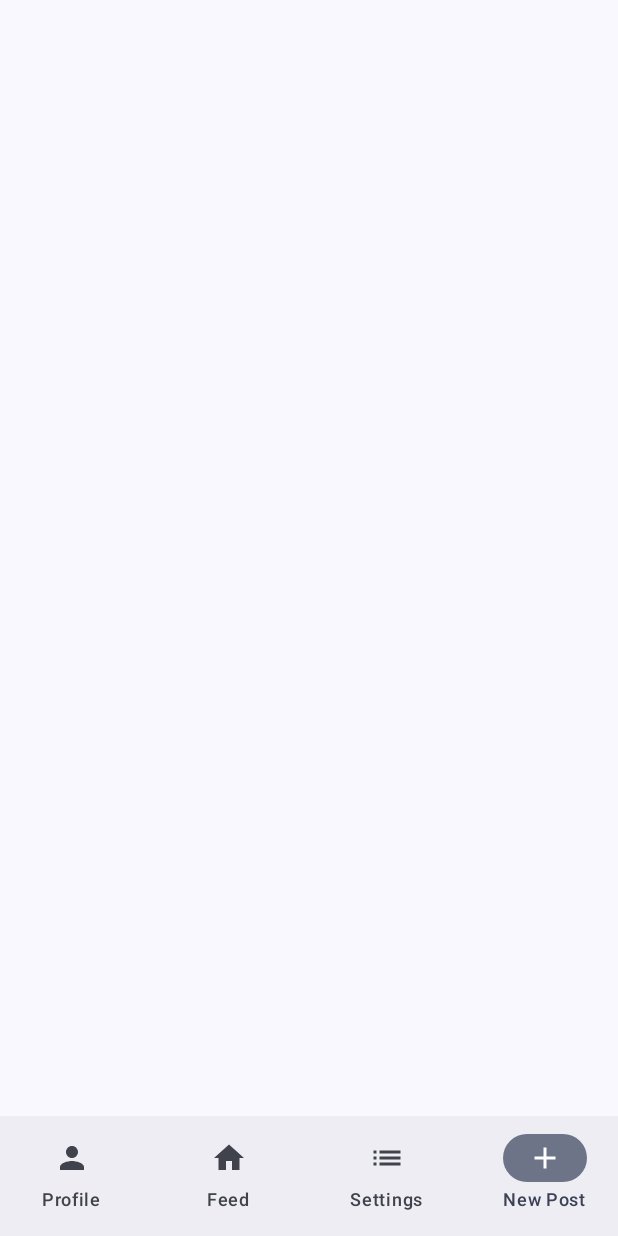
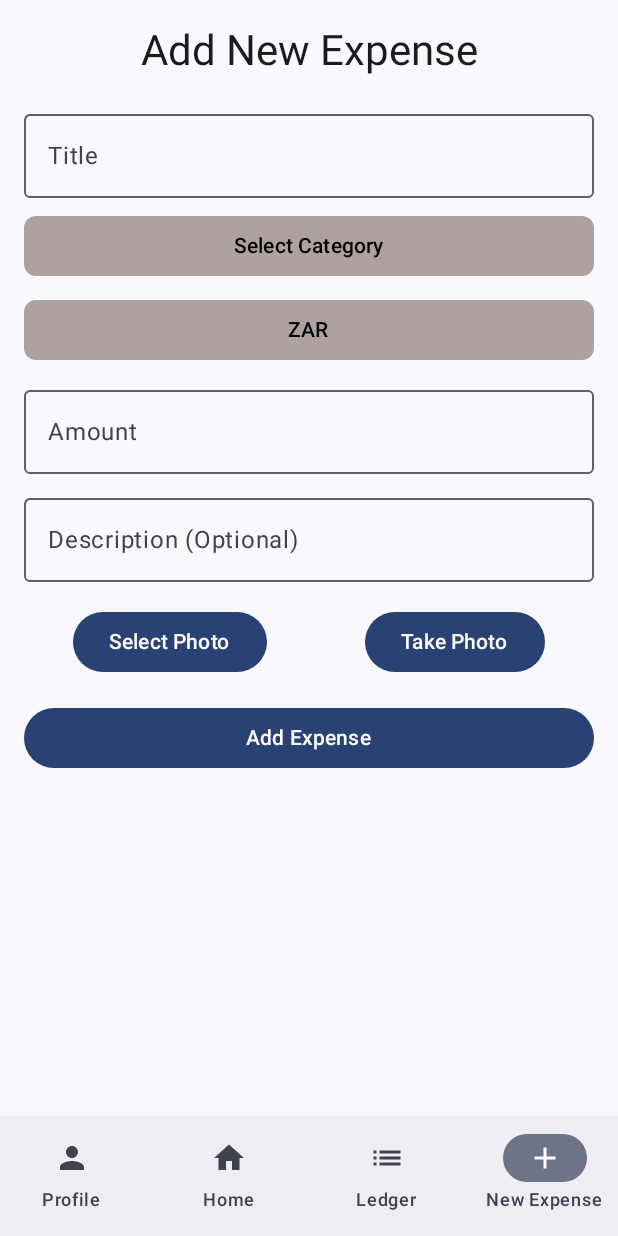
Before and after one commit to ST10345224/Lumina_Ledger_POE, an Android app built with Jetpack Compose: the composable NavigationMap shown on its own in the app's theme, item 4 of the bottom bar chosen, on a phone screen of 412 x 824 dp. Run offline under Robolectric (Android 15) with nearby library versions, the phone set to English and light mode, and no system bars; our stand-ins replace Firebase (no records; nobody signed in at launch, a user with empty details on screens opened directly).

Commit message:
Created the Add Expense functionality

```diff
--- /dev/null
+++ b/app/src/main/java/com/st10345224/luminaledgerpoe/AddExpenseScreen.kt
@@ -0,0 +1,364 @@
+package com.st10345224.luminaledgerpoe
+
+import android.Manifest
+import android.content.Context
+import android.content.pm.PackageManager
+import android.graphics.Bitmap
+import android.net.Uri
+import android.provider.MediaStore
+import android.util.Log
+import android.widget.Toast
+import androidx.activity.compose.rememberLauncherForActivityResult
+import androidx.activity.result.contract.ActivityResultContracts
+import androidx.compose.foundation.Image
+import androidx.compose.foundation.layout.Arrangement
+import androidx.compose.foundation.layout.Column
+import androidx.compose.foundation.layout.Row
+import androidx.compose.foundation.layout.Spacer
+import androidx.compose.foundation.layout.fillMaxSize
+import androidx.compose.foundation.layout.fillMaxWidth
+import androidx.compose.foundation.layout.height
+import androidx.compose.foundation.layout.padding
+import androidx.compose.foundation.layout.size
+import androidx.compose.foundation.shape.RoundedCornerShape
+import androidx.compose.foundation.text.KeyboardOptions
+import androidx.compose.material3.Button
+import androidx.compose.material3.ButtonDefaults
+import androidx.compose.material3.DropdownMenu
+import androidx.compose.material3.DropdownMenuItem
+import androidx.compose.material3.ExperimentalMaterial3Api
+import androidx.compose.material3.MaterialTheme
+import androidx.compose.material3.OutlinedTextField
+import androidx.compose.material3.Text
+import androidx.compose.runtime.Composable
+import androidx.compose.runtime.LaunchedEffect
+import androidx.compose.runtime.getValue
+import androidx.compose.runtime.mutableStateOf
+import androidx.compose.runtime.remember
+import androidx.compose.runtime.rememberCoroutineScope
+import androidx.compose.runtime.setValue
+import androidx.compose.ui.Alignment
+import androidx.compose.ui.Modifier
+import androidx.compose.ui.draw.clip
+import androidx.compose.ui.graphics.Color
+import androidx.compose.ui.graphics.asImageBitmap
+import androidx.compose.ui.layout.ContentScale
+import androidx.compose.ui.platform.LocalContext
+import androidx.compose.ui.unit.dp
+import androidx.compose.ui.text.input.KeyboardType
+import androidx.core.content.ContextCompat
+import androidx.core.content.FileProvider
+import com.google.firebase.Timestamp
+import com.google.firebase.auth.FirebaseAuth
+import com.google.firebase.firestore.FirebaseFirestore
+import kotlinx.coroutines.launch
+import java.io.File
+import java.io.IOException
+import java.text.SimpleDateFormat
+import java.util.Date
+import java.util.Locale
+import java.util.UUID
+
+@Composable
+fun AddExpenseScreen(onExpenseAdded: (Expense) -> Unit) {
+    var expenseTitle by remember { mutableStateOf("") }
+    var expenseCategory by remember { mutableStateOf("") }
+    var expenseAmount by remember { mutableStateOf("") }
+    var expenseDescription by remember { mutableStateOf("") }
+    var selectedImageUri by remember { mutableStateOf<Uri?>(null) }
+    var cameraImageUri by remember { mutableStateOf<Uri?>(null) }
+    var imageBitmap by remember { mutableStateOf<Bitmap?>(null) }
+    var categories by remember { mutableStateOf<List<String>>(emptyList()) }
+    var selectedCurrency by remember { mutableStateOf("ZAR") } // Default currency
+    var expandedCategory by remember { mutableStateOf(false) }
+    var expandedCurrency by remember { mutableStateOf(false) }
+    val context = LocalContext.current
+    val firestore = FirebaseFirestore.getInstance()
+    val auth = FirebaseAuth.getInstance()
+    val userId = auth.currentUser?.uid ?: ""
+    val coroutineScope = rememberCoroutineScope()
+    val currencies = remember { listOf("ZAR", "USD", "EUR", "GBP") }
+
+    // Function to create a temporary file for camera intent
+    fun createImageFile(context: Context): Uri? {
+        val timeStamp = SimpleDateFormat("yyyyMMdd_HHmmss", Locale.getDefault()).format(Date())
+        val imageFileName = "JPEG_" + timeStamp + "_"
+        val storageDir = context.getExternalFilesDir(android.os.Environment.DIRECTORY_PICTURES)
+        return try {
+            val imageFile = File.createTempFile(
+                imageFileName, /* prefix */
+                ".jpg", /* suffix */
+                storageDir      /* directory */
+            )
+            FileProvider.getUriForFile(context, "${context.packageName}.fileprovider", imageFile)
+        } catch (e: IOException) {
+            e.printStackTrace()
+            null
+        }
+    }
+
+    // Camera image launcher
+    val takePicture = rememberLauncherForActivityResult(ActivityResultContracts.TakePicture()) { success ->
+        if (success) {
+            cameraImageUri?.let { uri ->
+                try {
+                    imageBitmap = MediaStore.Images.Media.getBitmap(context.contentResolver, uri)
+                } catch (e: IOException) {
+                    e.printStackTrace()
+                    Toast.makeText(context, "Failed to load image from camera", Toast.LENGTH_SHORT).show()
+                }
+            }
+        }
+    }
+
+    // Permission launcher
+    val cameraPermissionLauncher = rememberLauncherForActivityResult(
+        ActivityResultContracts.RequestPermission()
+    ) { isGranted: Boolean ->
+        if (isGranted) {
+            val uri = createImageFile(context)
+            cameraImageUri = uri
+            uri?.let { takePicture.launch(it) }
+        } else {
+            Toast.makeText(context, "Camera permission denied", Toast.LENGTH_SHORT).show()
+        }
+    }
+
+    // Gallery image launcher
+    val galleryLauncher = rememberLauncherForActivityResult(
+        contract = ActivityResultContracts.GetContent()
+    ) { uri: Uri? ->
+        uri?.let { selectedImageUri = it }
+    }
+
+    LaunchedEffect(selectedImageUri) {
+        selectedImageUri?.let { uri ->
+            imageBitmap = MediaStore.Images.Media.getBitmap(context.contentResolver, uri)
+        }
+    }
+
+    // Fetch categories from Firestore
+    LaunchedEffect(key1 = true) {
+        firestore.collection("Category")
+            .get()
+            .addOnSuccessListener { querySnapshot ->
+                val categoryList = querySnapshot.documents.mapNotNull { it.getString("name") }
+                categories = categoryList
+            }
+            .addOnFailureListener { e ->
+                Log.e("AddExpenseScreen", "Error fetching categories: ${e.message}")
+                Toast.makeText(context, "Failed to load categories.", Toast.LENGTH_SHORT).show()
+            }
+    }
+
+    Column(
+        modifier = Modifier
+            .fillMaxSize()
+            .padding(16.dp),
+        horizontalAlignment = Alignment.CenterHorizontally
+    ) {
+        Text("Add New Expense", style = MaterialTheme.typography.headlineMedium, modifier = Modifier.padding(bottom = 16.dp))
+
+        OutlinedTextField(
+            value = expenseTitle,
+            onValueChange = { expenseTitle = it },
+            label = { Text("Title") },
+            modifier = Modifier.fillMaxWidth()
+        )
+        Spacer(modifier = Modifier.height(8.dp))
+
+        // Category Dropdown
+        CategoryDropdown(
+            categories = categories,
+            selectedCategory = expenseCategory,
+            onCategorySelected = { category -> expenseCategory = category }
+        )
+        Spacer(modifier = Modifier.height(8.dp))
+
+        // Currency Dropdown
+        CurrencyDropdown(
+            currencies = currencies,
+            selectedCurrency = selectedCurrency,
+            onCurrencySelected = { currency -> selectedCurrency = currency }
+        )
+        Spacer(modifier = Modifier.height(8.dp))
+
+        OutlinedTextField(
+            value = expenseAmount,
+            onValueChange = { expenseAmount = it },
+            label = { Text("Amount") },
+            keyboardOptions = KeyboardOptions(keyboardType = KeyboardType.Decimal),
+            modifier = Modifier.fillMaxWidth()
+        )
+        Spacer(modifier = Modifier.height(8.dp))
+
+        OutlinedTextField(
+            value = expenseDescription,
+            onValueChange = { expenseDescription = it },
+            label = { Text("Description (Optional)") },
+            modifier = Modifier.fillMaxWidth()
+        )
+        Spacer(modifier = Modifier.height(16.dp))
+
+        if (imageBitmap != null) {
+            Image(
+                bitmap = imageBitmap!!.asImageBitmap(),
+                contentDescription = "Expense Photo",
+                modifier = Modifier
+                    .size(120.dp)
+                    .clip(RoundedCornerShape(8.dp)),
+                contentScale = ContentScale.Crop
+            )
+            Spacer(modifier = Modifier.height(8.dp))
+        }
+
+        Row(
+            modifier = Modifier.fillMaxWidth(),
+            horizontalArrangement = Arrangement.SpaceAround
+        ) {
+            Button(onClick = { galleryLauncher.launch("image/*") }) {
+                Text("Select Photo")
+            }
+            Button(onClick = {
+                val uri = createImageFile(context)
+                cameraImageUri = uri
+                if (ContextCompat.checkSelfPermission(context, Manifest.permission.CAMERA) == PackageManager.PERMISSION_GRANTED) {
+                    uri?.let { takePicture.launch(it) }
+                } else {
+                    cameraPermissionLauncher.launch(Manifest.permission.CAMERA)
+                }
+            }) {
+                Text("Take Photo")
+            }
+        }
+        Spacer(modifier = Modifier.height(16.dp))
+
+        Button(
+            onClick = {
+                val amount = expenseAmount.toDoubleOrNull()
+                if (expenseTitle.isNotBlank() && expenseCategory.isNotBlank() && amount != null) {
+                    val base64Image = imageBitmap?.let {
+                        val compressedBytes = compressBitmap(it)
+                        encodeToBase64(compressedBytes)
+                    } ?: ""
+                    val exId = UUID.randomUUID().toString()
+                    val currentDate = Date() // Get the current date and time
+                    val newExpense = Expense(
+                        exID = exId,
+                        UserID = userId,
+                        Category = expenseCategory,
+                        exAmount = amount,
+                        Date = Timestamp.now(), // Convert Date to String for simplicity
+                        exDescription = expenseDescription,
+                        exPhotoString = base64Image,
+                        Currency = selectedCurrency,
+                        exTitle = expenseTitle
+                    )
+                    coroutineScope.launch {
+                        firestore.collection("Expenses")
+                            .add(newExpense)
+                            .addOnSuccessListener { documentReference ->
+                                Log.d("AddExpenseScreen", "Expense added with ID: ${documentReference.id}")
+                                Toast.makeText(context, "Expense added successfully!", Toast.LENGTH_SHORT).show()
+                                // Optionally clear fields after successful addition
+                                expenseTitle = ""
+                                expenseCategory = ""
+                                expenseAmount = ""
+                                expenseDescription = ""
+                                selectedImageUri = null
+                                imageBitmap = null
+                            }
+                            .addOnFailureListener { e ->
+                                Log.e("AddExpenseScreen", "Error adding expense: ${e.message}")
+                                Toast.makeText(context, "Failed to add expense.", Toast.LENGTH_SHORT).show()
+                            }
+                    }
+                    onExpenseAdded(newExpense)
+                } else {
+                    Toast.makeText(context, "Please fill in all required details.", Toast.LENGTH_SHORT).show()
+                }
+            },
+            modifier = Modifier.fillMaxWidth()
+        ) {
+            Text("Add Expense")
+        }
+    }
+}
+
+// Category dropdown button
+@Composable
+fun CategoryDropdown(
+    categories: List<String>,
+    selectedCategory: String,
+    onCategorySelected: (String) -> Unit
+) {
+    var expanded by remember { mutableStateOf(false) }
+
+    Column(modifier = Modifier.fillMaxWidth()) {
+        Button(
+            onClick = { expanded = true },
+            modifier = Modifier.fillMaxWidth(),
+            shape = RoundedCornerShape(8.dp),
+            colors = ButtonDefaults.buttonColors(
+                containerColor = Color(0xFFADA1A1),
+                contentColor = Color.Black
+            ),
+        ) {
+            Text(if (selectedCategory.isNotEmpty()) selectedCategory else "Select Category")
+        }
+        DropdownMenu(
+            expanded = expanded,
+            onDismissRequest = { expanded = false },
+            modifier = Modifier.fillMaxWidth()
+        ) {
+            categories.forEach { category ->
+                DropdownMenuItem(
+                    text = { Text(category) },
+                    onClick = {
+                        onCategorySelected(category)
+                        expanded = false
+                    }
+                )
+            }
+        }
+    }
+}
+
+// Currency dropdown button
+@Composable
+fun CurrencyDropdown(
+    currencies: List<String>,
+    selectedCurrency: String,
+    onCurrencySelected: (String) -> Unit
+) {
+    var expanded by remember { mutableStateOf(false) }
+
+    Column(modifier = Modifier.fillMaxWidth()) {
+        Button(
+            onClick = { expanded = true },
+            modifier = Modifier.fillMaxWidth(),
+            shape = RoundedCornerShape(8.dp),
+            colors = ButtonDefaults.buttonColors(
+                containerColor = Color(0xFFADA1A1),
+                contentColor = Color.Black
+            ),
+        ) {
+            Text(selectedCurrency)
+        }
+        DropdownMenu(
+            expanded = expanded,
+            onDismissRequest = { expanded = false },
+            modifier = Modifier.fillMaxWidth()
+        ) {
+            currencies.forEach { currency ->
+                DropdownMenuItem(
+                    text = { Text(currency) },
+                    onClick = {
+                        onCurrencySelected(currency)
+                        expanded = false
+                    }
+                )
+            }
+        }
+    }
+}
--- a/app/src/main/java/com/st10345224/luminaledgerpoe/Expense.kt
+++ b/app/src/main/java/com/st10345224/luminaledgerpoe/Expense.kt
@@ -1,11 +1,13 @@
 package com.st10345224.luminaledgerpoe
+
+import com.google.firebase.Timestamp
 
 data class Expense(
     val exID: String,
     val UserID: String,
     val Category: String,
     val exAmount: Double,
-    val Date: String,
+    val Date: Timestamp,
     val exDescription: String,
     val exPhotoString: String,
     val Currency: String,
--- a/app/src/main/java/com/st10345224/luminaledgerpoe/MainActivity.kt
+++ b/app/src/main/java/com/st10345224/luminaledgerpoe/MainActivity.kt
@@ -51,7 +51,7 @@ class MainActivity : ComponentActivity() {
                     if (isSplashScreenVisible) {
                         SplashScreen() // Now calling the SplashScreen composable from its own file
                     } else if (isLoggedIn) {
-                        //MainApp() // Navbar and main screen
+                        NavigationMap() // Calling the navbar and navigation
 
                     } else {
                         if (isRegistering) {
--- a/app/src/main/java/com/st10345224/luminaledgerpoe/Navbar.kt
+++ b/app/src/main/java/com/st10345224/luminaledgerpoe/Navbar.kt
@@ -28,9 +28,9 @@ data class Screen(val route: String, val title: String, val icon: ImageVector)
 
 // Define the Screens that can be navigated to
 val profileScreen = Screen("profile", "Profile", Icons.Filled.Person)
-val homeScreen = Screen("feed", "Feed", Icons.Filled.Home)
-val ledgerScreen = Screen("settings", "Settings", Icons.Filled.List)
-val newExpenseScreen = Screen("newPost", "New Post", Icons.Filled.Add)
+val homeScreen = Screen("home", "Home", Icons.Filled.Home)
+val ledgerScreen = Screen("ledger", "Ledger", Icons.Filled.List)
+val newExpenseScreen = Screen("newExpense", "New Expense", Icons.Filled.Add)
 
 // Create the List of Screens
 val screens = listOf(profileScreen, homeScreen, ledgerScreen, newExpenseScreen)
@@ -49,22 +49,22 @@ fun NavigationMap() {
             modifier = Modifier.padding(paddingValues)  // Apply padding to NavHost
         ) {
             composable(route = profileScreen.route) { ProfileScreen() }
-            composable(route = homeScreen.route) { FeedScreen() }
-            composable(route = ledgerScreen.route) { SettingsScreen() }
+            composable(route = homeScreen.route) { HomeScreen() }
+            composable(route = ledgerScreen.route) { LedgerScreen() }
             composable(route = newExpenseScreen.route) {
                 // Call CreatePostScreen and pass the callback
-//                CreatePostScreen(onPostCreated = {
-//                    // Define what happens after a post is created
-//                    navController.navigate(feedScreen.route) { // Go back to feed
-//                        popUpTo(newPostScreen.route) { inclusive = true } // Remove new post screen from backstack, otherwise it will stay open
-//                    }
-//                    // Optionally show a message
-//                    Toast.makeText(
-//                        navController.context,
-//                        "Post created!",
-//                        Toast.LENGTH_SHORT
-//                    ).show()
-//                })
+                AddExpenseScreen (onExpenseAdded = {
+                    // Define what happens after a post is created
+                    navController.navigate(ledgerScreen.route) { // Go back to feed
+                        popUpTo(newExpenseScreen.route) { inclusive = true } // Remove new post screen from backstack, otherwise it will stay open
+                    }
+                    // Optionally show a message
+                    Toast.makeText(
+                        navController.context,
+                        "Expense created!",
+                        Toast.LENGTH_SHORT
+                    ).show()
+                })
             }
         }
     }
@@ -105,12 +105,12 @@ fun ProfileScreen() {
 }
 
 @Composable
-fun FeedScreen() {
-   // SocialMediaFeed()
+fun HomeScreen() {
+    Text("Home Screen Content")
 }
 
-// No settings screen yet, just displays message
+
 @Composable
-fun SettingsScreen() {
-    Text("Settings Screen Content")
+fun LedgerScreen() {
+    Text("Ledger Screen Content")
 }
--- a/app/src/main/java/com/st10345224/luminaledgerpoe/RegisterActivity.kt
+++ b/app/src/main/java/com/st10345224/luminaledgerpoe/RegisterActivity.kt
@@ -160,7 +160,7 @@ fun RegisterScreen(onNavigateToLogin: () -> Unit, onRegistrationSuccess: () -> U
                                                     email = email
                                                 )
 
-                                                firestore.collection("users")
+                                                firestore.collection("Users")
                                                     .document(it.uid)
                                                     .set(userData)
                                                     .addOnSuccessListener {
```
Also changed, not shown: app/src/main/java/com/st10345224/luminaledgerpoe/ImageProcessing.kt (added, +29 -0 lines).
